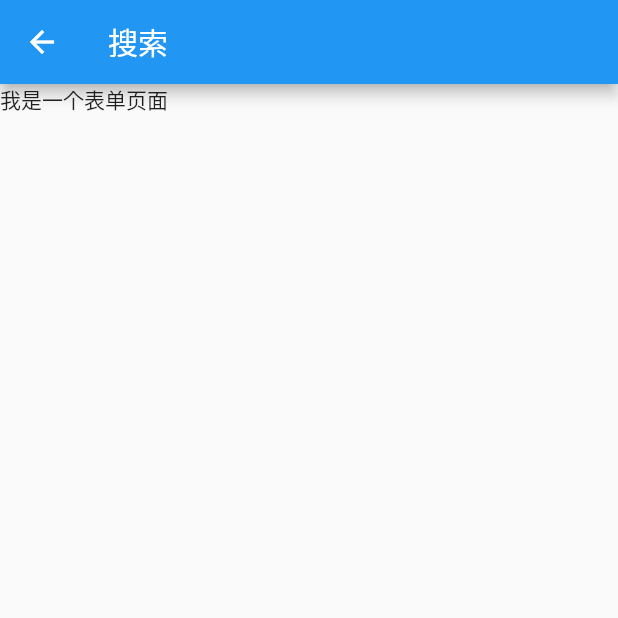
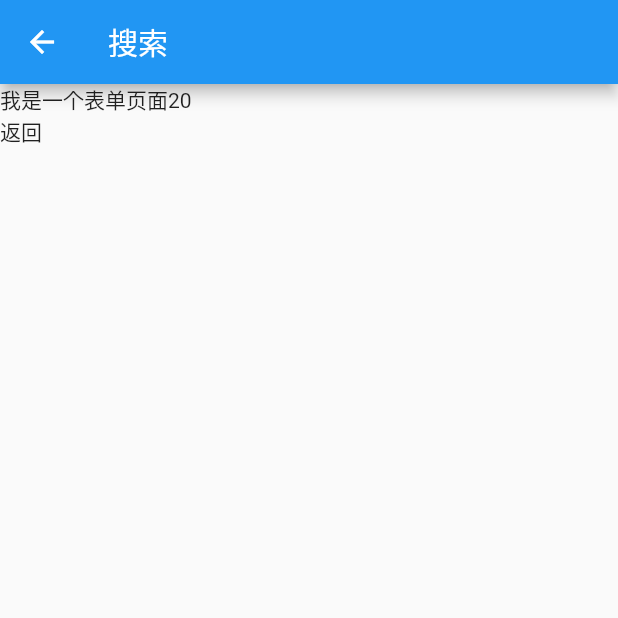
Before and after one commit to front-ck996/study_flutter, a Flutter app: the screen it shows after launch, after a tap on "跳转到page1", on a phone screen of 412 x 824 dp, the top half of it. Run offline on Flutter 3.47's test engine with Material 2 defaults, Android fonts, the phone set to English and light mode, and no system bars; our stand-ins replace device_info_plus, shared_preferences.

Commit message:
context 跳转

```diff
--- a/lib/main.dart
+++ b/lib/main.dart
@@ -1,5 +1,6 @@
 import 'package:flutter/material.dart';
 import 'package:study_flutter/router/Router.dart';
+import 'package:study_flutter/untils/GlobalNav.dart';
 
 void main() {
   runApp(const MyApp());
@@ -13,8 +14,9 @@ class MyApp extends StatelessWidget {
   Widget build(BuildContext context) {
     return MaterialApp(
       title: 'Flutter Demo',
-      routes: CustomRouter.routers,
-      onGenerateRoute: (RouteSettings settings) => CustomRouter.onGenerateRoute(settings),
+      navigatorKey: CustomGlobalKey.navigatorKey,
+      onGenerateRoute:(RouteSettings settings) => CustomRouter.onGenerateRoute(settings),
+
       theme: ThemeData(
         primarySwatch: Colors.blue,
       ),
@@ -53,7 +55,13 @@ class _MyHomePageState extends State<MyHomePage> {
             onTap: (){
               Navigator.pushNamed(context, '/form',arguments: { "id":20 });
             },
-          )
+          ),
+          GestureDetector(
+            child:Text('测试无 context 跳转',),
+            onTap: (){
+              CustomRouter.push(route: '/form', arguments: {'id':30});
+            },
+          ),
         ],
       )
     );
--- a/lib/pages/page1/Page1.dart
+++ b/lib/pages/page1/Page1.dart
@@ -1,4 +1,5 @@
 import 'package:flutter/material.dart';
+import 'package:study_flutter/router/Router.dart';
 
 class FormPage extends StatelessWidget {
   final Map<dynamic,dynamic>? arguments;
@@ -7,10 +8,21 @@ class FormPage extends StatelessWidget {
 
   @override
   Widget build(BuildContext context) {
+    print(this.arguments);
     return Scaffold(
         appBar: AppBar(
           title: Text("搜索"),
         ),
-        body: Text("我是一个表单页面"));
+        body:ListView(
+          children: [
+            Text("我是一个表单页面${this.arguments?['id']}"),
+            GestureDetector(child: Text("返回"),
+              onTap: (){
+                CustomRouter.pop();
+              },
+            )
+          ],
+        )
+    );
   }
 }
--- a/lib/untils/GlobalNav.dart
+++ b/lib/untils/GlobalNav.dart
@@ -1,5 +1,5 @@
 import 'package:flutter/material.dart';
-class AppGlobalKey {
+class CustomGlobalKey {
   static GlobalKey<NavigatorState> navigatorKey=GlobalKey();
 
   // 获取当前上下文
```
Also changed, not shown: lib/router/Router.dart (+13 -1 lines), 1 other file.
